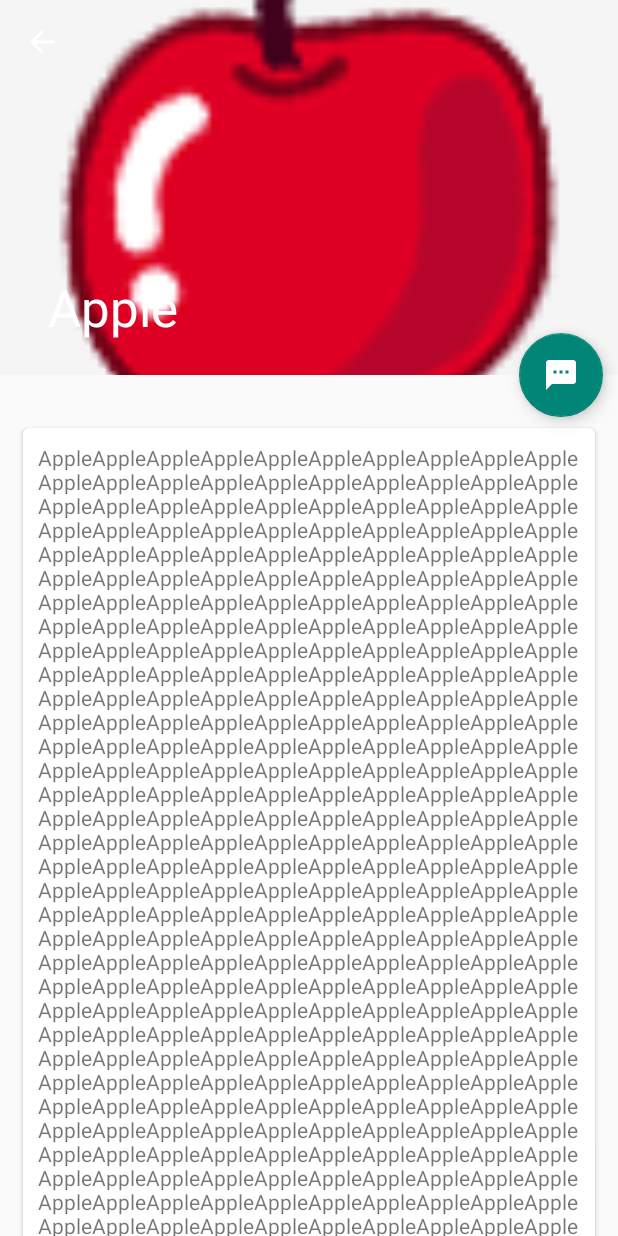
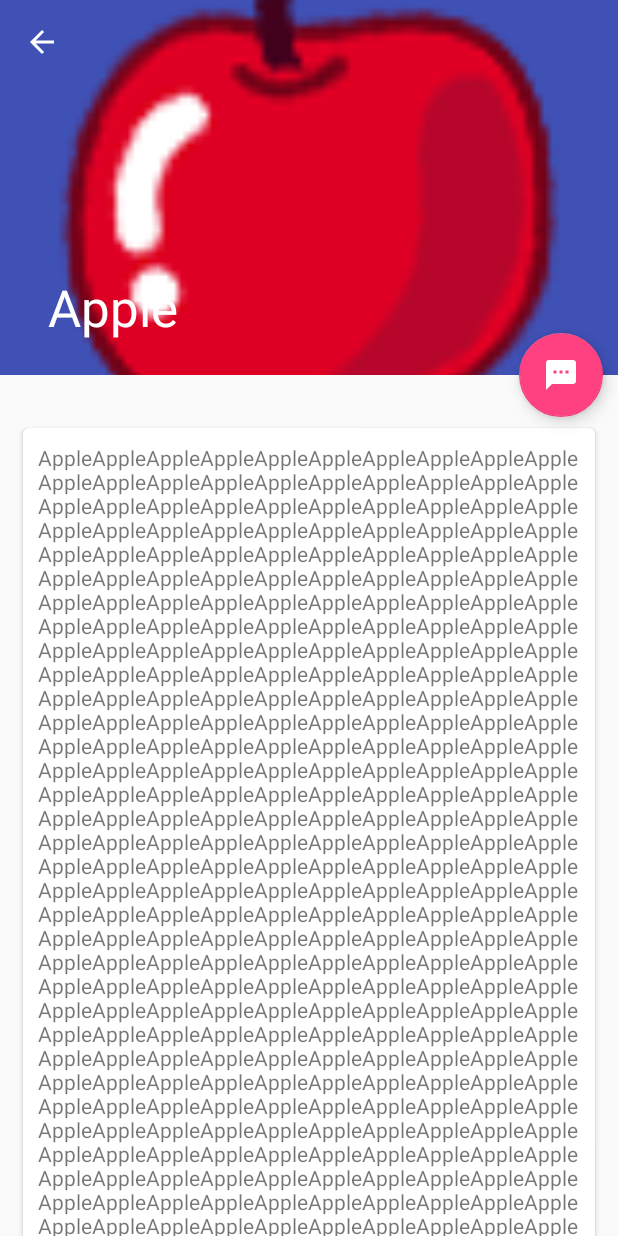
Before and after one commit to j1406493495/AndroidMaterialDesign, an Android app: the screen it shows after launch (FruitActivity), after a tap on "Apple", on a phone screen of 412 x 824 dp. Run offline under Robolectric (Android 15) with nearby library versions, the phone set to English and light mode, and no system bars.

Commit message:
[NBF] set statusBar is transparent, diff with Android 5.0 and before Cause: None Solution: None Fixed Version: 2017/02/15 11:10 Branch: master

```diff
--- a/MaterialDesign/app/src/main/AndroidManifest.xml
+++ b/MaterialDesign/app/src/main/AndroidManifest.xml
@@ -13,7 +13,9 @@
                 <category android:name="android.intent.category.LAUNCHER"></category>
             </intent-filter>
         </activity>
-        <activity android:name=".FruitActivity"></activity>
+        <activity android:name=".FruitActivity"
+            android:theme="@style/FruitActivityTheme">
+        </activity>
 
     </application>
 
--- a/MaterialDesign/app/src/main/res/layout/activity_fruit.xml
+++ b/MaterialDesign/app/src/main/res/layout/activity_fruit.xml
@@ -2,16 +2,19 @@
 <android.support.design.widget.CoordinatorLayout
     xmlns:android="http://schemas.android.com/apk/res/android"
     xmlns:app="http://schemas.android.com/apk/res-auto"
+    android:fitsSystemWindows="true"
     android:layout_width="match_parent"
     android:layout_height="match_parent">
 
     <android.support.design.widget.AppBarLayout
         android:id="@+id/fruit_appbar"
+        android:fitsSystemWindows="true"
         android:layout_height="250dp"
         android:layout_width="match_parent">
 
         <android.support.design.widget.CollapsingToolbarLayout
             android:id="@+id/collapsing_toolber"
+            android:fitsSystemWindows="true"
             android:layout_width="match_parent"
             android:layout_height="match_parent"
             android:theme="@style/ThemeOverlay.AppCompat.Dark.ActionBar"
@@ -20,6 +23,7 @@
 
             <ImageView
                 android:id="@+id/fruit_image_view"
+                android:fitsSystemWindows="true"
                 android:layout_width="match_parent"
                 android:layout_height="match_parent"
                 android:scaleType="centerCrop"
--- /dev/null
+++ b/MaterialDesign/app/src/main/res/values-v21/styles.xml
@@ -0,0 +1,6 @@
+<?xml version="1.0" encoding="utf-8"?>
+<resources>
+    <style name="FruitActivityTheme" parent="AppTheme">
+        <item name="android:statusBarColor">@android:color/transparent</item>
+    </style>
+</resources>
--- a/MaterialDesign/app/src/main/res/values/styles.xml
+++ b/MaterialDesign/app/src/main/res/values/styles.xml
@@ -1,11 +1,17 @@
 <resources>
 
     <!-- Base application theme. -->
-    <style name="AppTheme" parent="Theme.AppCompat.Light.DarkActionBar">
+    <style name="AppTheme" parent="Theme.AppCompat.Light.NoActionBar">
         <!-- Customize your theme here. -->
         <item name="colorPrimary">@color/colorPrimary</item>
         <item name="colorPrimaryDark">@color/colorPrimaryDark</item>
         <item name="colorAccent">@color/colorAccent</item>
+        <item name="android:windowActionBar">false</item>
+        <item name="android:windowNoTitle">true</item>
+    </style>
+
+    <!-- Fruit Activity theme-->
+    <style name="FruitActivityTheme" parent="AppTheme">
     </style>
 
 </resources>
```
